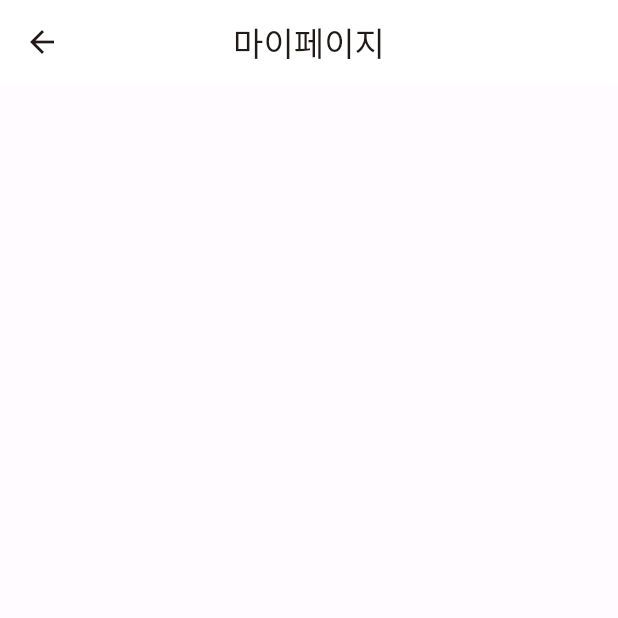
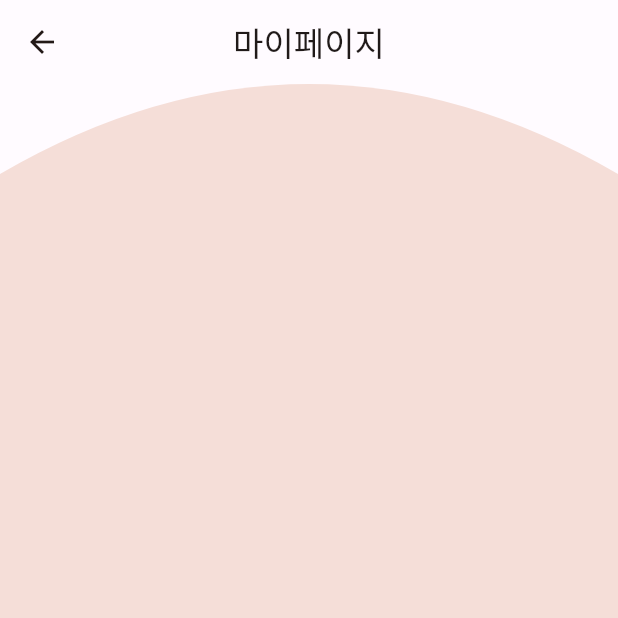
Before and after one commit to 1stLunchVote/1stLunchVote_Flutter_Release, a Flutter app: the ProfileScreen screen opened directly, on a phone screen of 412 x 824 dp, the top half of it. Run offline on Flutter 3.47's test engine with Material 2 defaults, Android fonts, the phone set to English and light mode, and no system bars; our stand-ins replace dio, dynamic_color, flutter_svg, retrofit, shared_preferences; missing offline and left inert: kakao_flutter_sdk, kakao_flutter_sdk_common; accounts and stored records are empty; generated files the repository leaves out were written again; Roboto replaces fonts that are missing (NanumSquareNeo).

Commit message:
[ADD] 배경 도형 추가

```diff
--- a/lib/view/screen/profile_screen.dart
+++ b/lib/view/screen/profile_screen.dart
@@ -1,9 +1,15 @@
 import 'package:flutter/material.dart';
 import 'package:lunch_vote/view/widget/appbar_widget.dart';
+import 'package:lunch_vote/view/widget/utils/custom_clip_path.dart';
 
-class ProfileScreen extends StatelessWidget {
+class ProfileScreen extends StatefulWidget {
   const ProfileScreen({Key? key}) : super(key: key);
 
+  @override
+  State<ProfileScreen> createState() => _ProfileScreenState();
+}
+
+class _ProfileScreenState extends State<ProfileScreen> {
   @override
   Widget build(BuildContext context) {
     return Scaffold(
@@ -13,7 +19,22 @@ class ProfileScreen extends StatelessWidget {
         isTitleCenter: true,
         context: context,
         trailingList: null,
-      )
+      ),
+      body: SafeArea(
+        child: Stack(
+          children: [
+            ClipPath(
+              clipper: CustomClipPath(),
+              child: Container(
+                width: MediaQuery.of(context).size.width,
+                height: MediaQuery.of(context).size.height,
+                color: Theme.of(context).colorScheme.surfaceVariant,
+              ),
+            ),
+
+          ],
+        ),
+      ),
     );
   }
 }
--- a/lib/view/widget/appbar_widget.dart
+++ b/lib/view/widget/appbar_widget.dart
@@ -31,6 +31,7 @@ class BasicAppbar extends AppBar {
   @override
   bool? get centerTitle => isTitleCenter;
 
+
   @override
   Widget? get leading => Visibility(
     visible: backVisible,
@@ -45,6 +46,7 @@ class BasicAppbar extends AppBar {
     ),
   );
 
+
   @override
   List<Widget>? get actions => trailingList;
 
@@ -54,5 +56,5 @@ class BasicAppbar extends AppBar {
     statusBarIconBrightness: Brightness.dark
   );
 
-  @override Color? get backgroundColor => Colors.white;
+  @override Color? get backgroundColor => mainBackgroundColor;
 }
--- /dev/null
+++ b/lib/view/widget/utils/custom_clip_path.dart
@@ -0,0 +1,20 @@
+import 'package:flutter/material.dart';
+
+class CustomClipPath extends CustomClipper<Path>{
+
+  @override
+  Path getClip(Size size) {
+    Path path = Path();
+    path.moveTo(0, 60);
+    path.quadraticBezierTo(size.width/2, -60,
+        size.width, 60);
+    path.lineTo(size.width, size.height);
+    path.lineTo(0, size.height);
+
+    path.close();
+    return path;
+  }
+
+  @override
+  bool shouldReclip(covariant CustomClipper<Path> oldClipper) => false;
+}
```
